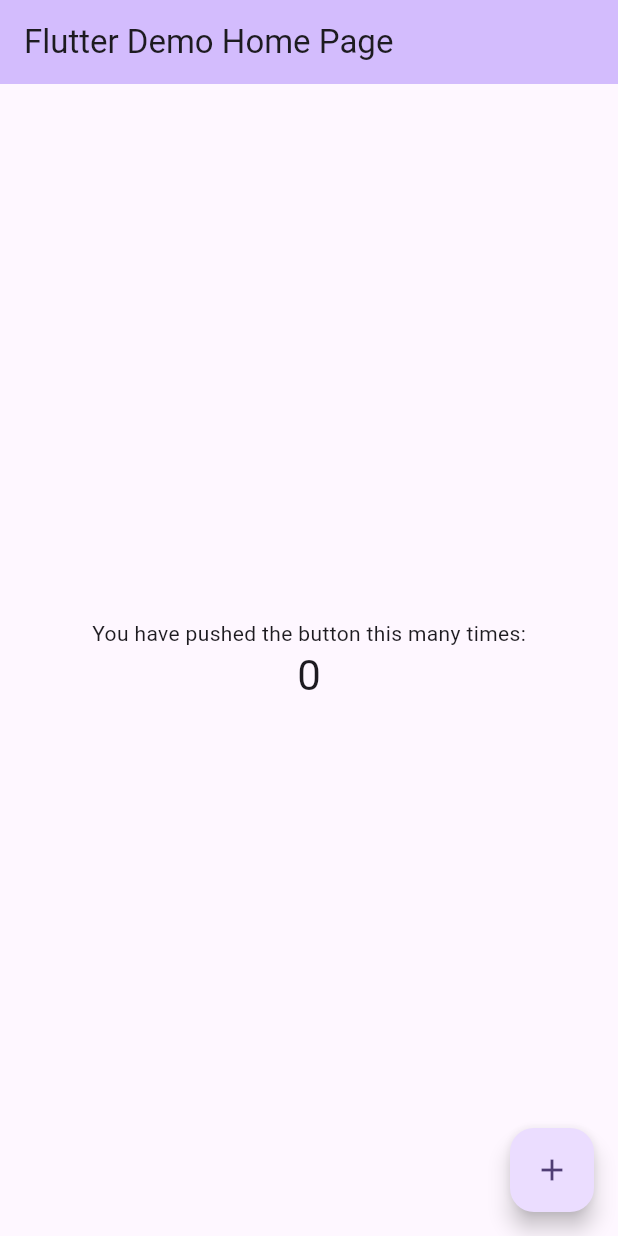
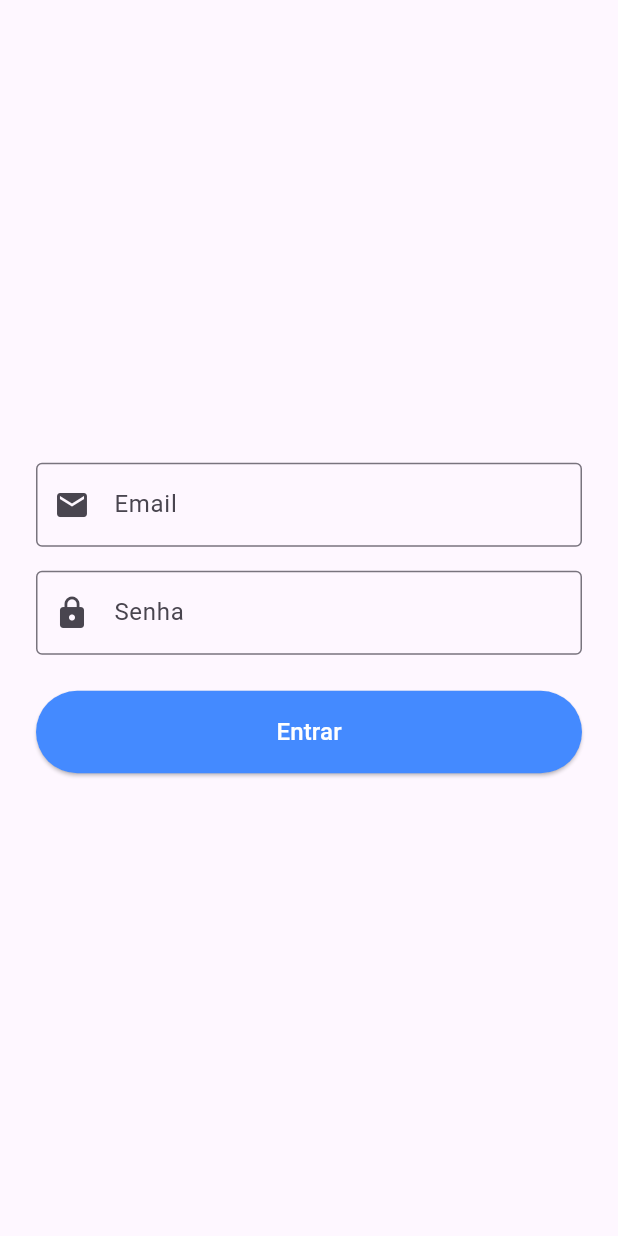
Before and after one commit to lucas-lima-developer/fiap_m03_mobile_flutter, a Flutter app: the screen it shows after launch, on a phone screen of 412 x 824 dp. Run offline on Flutter 3.47's test engine with Material 3 defaults, Android fonts, the phone set to English and light mode, and no system bars.

Commit message:
feat: :sparkles: criada página de login

```diff
--- a/lib/main.dart
+++ b/lib/main.dart
@@ -1,4 +1,5 @@
 import 'package:flutter/material.dart';
+import 'pages/login_page.dart';
 
 void main() {
   runApp(const MyApp());
@@ -7,119 +8,11 @@
 class MyApp extends StatelessWidget {
   const MyApp({super.key});
 
-  // This widget is the root of your application.
   @override
   Widget build(BuildContext context) {
     return MaterialApp(
-      title: 'Flutter Demo',
-      theme: ThemeData(
-        // This is the theme of your application.
-        //
-        // TRY THIS: Try running your application with "flutter run". You'll see
-        // the application has a purple toolbar. Then, without quitting the app,
-        // try changing the seedColor in the colorScheme below to Colors.green
-        // and then invoke "hot reload" (save your changes or press the "hot
-        // reload" button in a Flutter-supported IDE, or press "r" if you used
-        // the command line to start the app).
-        //
-        // Notice that the counter didn't reset back to zero; the application
-        // state is not lost during the reload. To reset the state, use hot
-        // restart instead.
-        //
-        // This works for code too, not just values: Most code changes can be
-        // tested with just a hot reload.
-        colorScheme: ColorScheme.fromSeed(seedColor: Colors.deepPurple),
-        useMaterial3: true,
-      ),
-      home: const MyHomePage(title: 'Flutter Demo Home Page'),
+      debugShowCheckedModeBanner: false,
+      home: const LoginPage(),
     );
   }
 }
-
-class MyHomePage extends StatefulWidget {
-  const MyHomePage({super.key, required this.title});
-
-  // This widget is the home page of your application. It is stateful, meaning
-  // that it has a State object (defined below) that contains fields that affect
-  // how it looks.
-
-  // This class is the configuration for the state. It holds the values (in this
-  // case the title) provided by the parent (in this case the App widget) and
-  // used by the build method of the State. Fields in a Widget subclass are
-  // always marked "final".
-
-  final String title;
-
-  @override
-  State<MyHomePage> createState() => _MyHomePageState();
-}
-
-class _MyHomePageState extends State<MyHomePage> {
-  int _counter = 0;
-
-  void _incrementCounter() {
-    setState(() {
-      // This call to setState tells the Flutter framework that something has
-      // changed in this State, which causes it to rerun the build method below
-      // so that the display can reflect the updated values. If we changed
-      // _counter without calling setState(), then the build method would not be
-      // called again, and so nothing would appear to happen.
-      _counter++;
-    });
-  }
-
-  @override
-  Widget build(BuildContext context) {
-    // This method is rerun every time setState is called, for instance as done
-    // by the _incrementCounter method above.
-    //
-    // The Flutter framework has been optimized to make rerunning build methods
-    // fast, so that you can just rebuild anything that needs updating rather
-    // than having to individually change instances of widgets.
-    return Scaffold(
-      appBar: AppBar(
-        // TRY THIS: Try changing the color here to a specific color (to
-        // Colors.amber, perhaps?) and trigger a hot reload to see the AppBar
-        // change color while the other colors stay the same.
-        backgroundColor: Theme.of(context).colorScheme.inversePrimary,
-        // Here we take the value from the MyHomePage object that was created by
-        // the App.build method, and use it to set our appbar title.
-        title: Text(widget.title),
-      ),
-      body: Center(
-        // Center is a layout widget. It takes a single child and positions it
-        // in the middle of the parent.
-        child: Column(
-          // Column is also a layout widget. It takes a list of children and
-          // arranges them vertically. By default, it sizes itself to fit its
-          // children horizontally, and tries to be as tall as its parent.
-          //
-          // Column has various properties to control how it sizes itself and
-          // how it positions its children. Here we use mainAxisAlignment to
-          // center the children vertically; the main axis here is the vertical
-          // axis because Columns are vertical (the cross axis would be
-          // horizontal).
-          //
-          // TRY THIS: Invoke "debug painting" (choose the "Toggle Debug Paint"
-          // action in the IDE, or press "p" in the console), to see the
-          // wireframe for each widget.
-          mainAxisAlignment: MainAxisAlignment.center,
-          children: <Widget>[
-            const Text(
-              'You have pushed the button this many times:',
-            ),
-            Text(
-              '$_counter',
-              style: Theme.of(context).textTheme.headlineMedium,
-            ),
-          ],
-        ),
-      ),
-      floatingActionButton: FloatingActionButton(
-        onPressed: _incrementCounter,
-        tooltip: 'Increment',
-        child: const Icon(Icons.add),
-      ), // This trailing comma makes auto-formatting nicer for build methods.
-    );
-  }
-}
--- /dev/null
+++ b/lib/pages/login_page.dart
@@ -0,0 +1,67 @@
+import 'package:flutter/material.dart';
+
+class LoginPage extends StatelessWidget {
+  const LoginPage({super.key});
+
+  @override
+  Widget build(BuildContext context) {
+    final emailController = TextEditingController();
+    final senhaController = TextEditingController();
+
+    return Scaffold(
+      body: Padding(
+        padding: const EdgeInsets.all(24.0),
+        child: Column(
+          mainAxisAlignment: MainAxisAlignment.center,
+          crossAxisAlignment: CrossAxisAlignment.stretch,
+          children: [
+            // const Text(
+            //   'Login',
+            //   textAlign: TextAlign.center,
+            //   style: TextStyle(
+            //     fontSize: 32,
+            //     fontWeight: FontWeight.bold,
+            //   ),
+            // ),
+            // const SizedBox(height: 32,),
+            TextField(
+              controller: emailController,
+              decoration: const InputDecoration(
+                labelText: 'Email',
+                border: OutlineInputBorder(),
+                prefixIcon: Icon(Icons.email)
+              ),
+            ),
+            const SizedBox(height: 16,),
+            TextField(
+              controller: senhaController,
+              obscureText: true,
+              decoration: const InputDecoration(
+                labelText: 'Senha',
+                border: OutlineInputBorder(),
+                prefixIcon: Icon(Icons.lock)
+              ),
+            ),
+            const SizedBox(height: 24,),
+            ElevatedButton(
+              onPressed: () {
+                print('Email ${emailController}');
+                print('Senha ${senhaController}');
+              },
+              style: ElevatedButton.styleFrom(
+                backgroundColor: Colors.blueAccent,
+                foregroundColor: Colors.white,
+                padding: const EdgeInsets.symmetric(vertical: 16)
+              ),
+              child: const Text(
+                'Entrar',
+                style: TextStyle(fontSize: 16),
+              ),
+            ),
+          ],
+        ),
+      ),
+    );
+  }
+
+}
```
